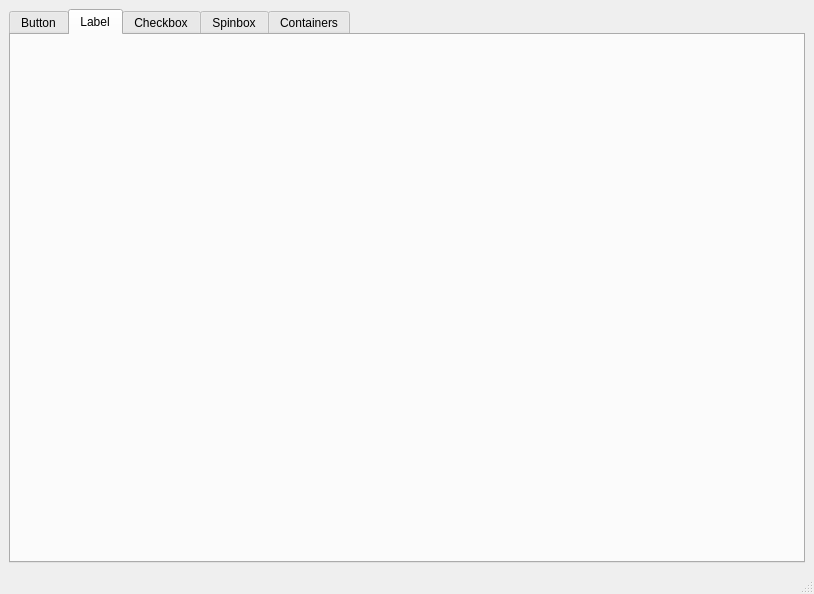
First picture: the form in flexgui/src/flexqss.ui, repository jethornton/flexgui, before the edit.
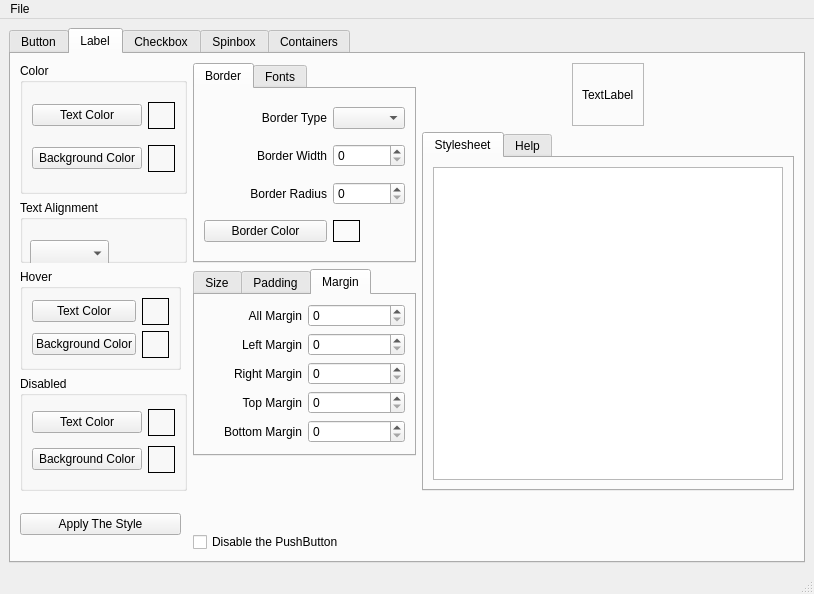
Second picture: the form after the edit. The open tabs and pages were chosen to show the change.

Commit message: start on label qss

Diff of the .ui file:
```diff
--- a/flexgui/src/flexqss.ui
+++ b/flexgui/src/flexqss.ui
@@ -783,7 +783,7 @@
            </attribute>
            <layout class="QGridLayout" name="gridLayout_2">
             <item row="1" column="0">
-             <widget class="QLabel" name="label">
+             <widget class="QLabel" name="label_36">
               <property name="text">
                <string>Border Width</string>
               </property>
@@ -935,6 +935,812 @@
        <attribute name="title">
         <string>Label</string>
        </attribute>
+       <layout class="QGridLayout" name="gridLayout_17">
+        <item row="0" column="0" rowspan="2" colspan="2">
+         <widget class="QGroupBox" name="groupBox_2">
+          <property name="title">
+           <string>Color</string>
+          </property>
+          <layout class="QGridLayout" name="gridLayout_12">
+           <item row="0" column="0">
+            <widget class="QPushButton" name="lb_text_color">
+             <property name="toolTip">
+              <string/>
+             </property>
+             <property name="text">
+              <string>Text Color</string>
+             </property>
+             <property name="checked">
+              <bool>false</bool>
+             </property>
+             <property name="qss" stdset="0">
+              <string>color</string>
+             </property>
+             <property name="label" stdset="0">
+              <string>lb_text_color_lb</string>
+             </property>
+             <property name="var" stdset="0">
+              <string>lb_color</string>
+             </property>
+            </widget>
+           </item>
+           <item row="0" column="1">
+            <widget class="QLabel" name="lb_text_color_lb">
+             <property name="minimumSize">
+              <size>
+               <width>27</width>
+               <height>27</height>
+              </size>
+             </property>
+             <property name="maximumSize">
+              <size>
+               <width>27</width>
+               <height>27</height>
+              </size>
+             </property>
+             <property name="frameShape">
+              <enum>QFrame::Box</enum>
+             </property>
+             <property name="text">
+              <string/>
+             </property>
+             <property name="alignment">
+              <set>Qt::AlignCenter</set>
+             </property>
+            </widget>
+           </item>
+           <item row="1" column="0">
+            <widget class="QPushButton" name="lb_bg_color">
+             <property name="toolTip">
+              <string/>
+             </property>
+             <property name="text">
+              <string>Background Color</string>
+             </property>
+             <property name="qss" stdset="0">
+              <string>background-color</string>
+             </property>
+             <property name="label" stdset="0">
+              <string>lb_bg_color_lb</string>
+             </property>
+             <property name="var" stdset="0">
+              <string>lb_bg_color</string>
+             </property>
+            </widget>
+           </item>
+           <item row="1" column="1">
+            <widget class="QLabel" name="lb_bg_color_lb">
+             <property name="minimumSize">
+              <size>
+               <width>27</width>
+               <height>27</height>
+              </size>
+             </property>
+             <property name="maximumSize">
+              <size>
+               <width>27</width>
+               <height>27</height>
+              </size>
+             </property>
+             <property name="frameShape">
+              <enum>QFrame::Box</enum>
+             </property>
+             <property name="text">
+              <string/>
+             </property>
+             <property name="alignment">
+              <set>Qt::AlignCenter</set>
+             </property>
+            </widget>
+           </item>
+          </layout>
+         </widget>
+        </item>
+        <item row="0" column="2" rowspan="3">
+         <widget class="QTabWidget" name="tabWidget_5">
+          <property name="currentIndex">
+           <number>0</number>
+          </property>
+          <widget class="QWidget" name="tabWidget_2Page1_2">
+           <attribute name="title">
+            <string>Border</string>
+           </attribute>
+           <layout class="QGridLayout" name="gridLayout_11">
+            <item row="1" column="0">
+             <widget class="QLabel" name="label_19">
+              <property name="text">
+               <string>Border Width</string>
+              </property>
+              <property name="alignment">
+               <set>Qt::AlignRight|Qt::AlignTrailing|Qt::AlignVCenter</set>
+              </property>
+             </widget>
+            </item>
+            <item row="0" column="0">
+             <widget class="QLabel" name="label_20">
+              <property name="text">
+               <string>Border Type</string>
+              </property>
+              <property name="alignment">
+               <set>Qt::AlignRight|Qt::AlignTrailing|Qt::AlignVCenter</set>
+              </property>
+             </widget>
+            </item>
+            <item row="1" column="1">
+             <widget class="QSpinBox" name="lb_border_width">
+              <property name="maximum">
+               <number>100</number>
+              </property>
+              <property name="value">
+               <number>0</number>
+              </property>
+             </widget>
+            </item>
+            <item row="3" column="0">
+             <widget class="QPushButton" name="lb_border_color">
+              <property name="text">
+               <string>Border Color</string>
+              </property>
+              <property name="qss" stdset="0">
+               <string>border-color</string>
+              </property>
+              <property name="label" stdset="0">
+               <string>pb_border_color_lb</string>
+              </property>
+              <property name="var" stdset="0">
+               <string>pb_border_color</string>
+              </property>
+             </widget>
+            </item>
+            <item row="2" column="1">
+             <widget class="QSpinBox" name="lb_border_radius">
+              <property name="maximum">
+               <number>100</number>
+              </property>
+              <property name="value">
+               <number>0</number>
+              </property>
+             </widget>
+            </item>
+            <item row="0" column="1">
+             <widget class="QComboBox" name="lb_border_style"/>
+            </item>
+            <item row="2" column="0">
+             <widget class="QLabel" name="label_21">
+              <property name="text">
+               <string>Border Radius</string>
+              </property>
+              <property name="alignment">
+               <set>Qt::AlignRight|Qt::AlignTrailing|Qt::AlignVCenter</set>
+              </property>
+             </widget>
+            </item>
+            <item row="3" column="1">
+             <widget class="QLabel" name="lb_border_color_lb">
+              <property name="maximumSize">
+               <size>
+                <width>27</width>
+                <height>27</height>
+               </size>
+              </property>
+              <property name="frameShape">
+               <enum>QFrame::Box</enum>
+              </property>
+              <property name="text">
+               <string/>
+              </property>
+              <property name="alignment">
+               <set>Qt::AlignCenter</set>
+              </property>
+             </widget>
+            </item>
+           </layout>
+          </widget>
+          <widget class="QWidget" name="tab_11">
+           <attribute name="title">
+            <string>Fonts</string>
+           </attribute>
+           <layout class="QVBoxLayout" name="verticalLayout_8">
+            <item>
+             <widget class="QPushButton" name="pb_font_picker_2">
+              <property name="text">
+               <string>Font Picker</string>
+              </property>
+              <property name="object" stdset="0">
+               <string>pushButton</string>
+              </property>
+             </widget>
+            </item>
+            <item>
+             <widget class="QRadioButton" name="pb_all_fonts_2">
+              <property name="text">
+               <string>All Fonts</string>
+              </property>
+              <property name="checked">
+               <bool>true</bool>
+              </property>
+             </widget>
+            </item>
+            <item>
+             <widget class="QRadioButton" name="pb_scaleable_fonts_2">
+              <property name="text">
+               <string>Scalable Fonts</string>
+              </property>
+             </widget>
+            </item>
+            <item>
+             <widget class="QRadioButton" name="pb_non_scaleable_fonts_2">
+              <property name="text">
+               <string>Non Scalable Fonts</string>
+              </property>
+             </widget>
+            </item>
+            <item>
+             <widget class="QRadioButton" name="pb_monospaced_fonts_2">
+              <property name="text">
+               <string>Monospaced Fonts</string>
+              </property>
+             </widget>
+            </item>
+            <item>
+             <widget class="QRadioButton" name="pb_proportional_fonts_2">
+              <property name="text">
+               <string>Proportional Fonts</string>
+              </property>
+             </widget>
+            </item>
+           </layout>
+          </widget>
+         </widget>
+        </item>
+        <item row="0" column="3" alignment="Qt::AlignHCenter">
+         <widget class="QFrame" name="frame_2">
+          <property name="frameShape">
+           <enum>QFrame::StyledPanel</enum>
+          </property>
+          <property name="frameShadow">
+           <enum>QFrame::Raised</enum>
+          </property>
+          <layout class="QVBoxLayout" name="verticalLayout_7">
+           <item>
+            <widget class="QLabel" name="label">
+             <property name="text">
+              <string>TextLabel</string>
+             </property>
+            </widget>
+           </item>
+          </layout>
+         </widget>
+        </item>
+        <item row="2" column="0" colspan="2">
+         <widget class="QGroupBox" name="groupBox_3">
+          <property name="title">
+           <string>Text Alignment</string>
+          </property>
+          <widget class="QComboBox" name="lb_text_alignment">
+           <property name="geometry">
+            <rect>
+             <x>10</x>
+             <y>40</y>
+             <width>79</width>
+             <height>27</height>
+            </rect>
+           </property>
+          </widget>
+         </widget>
+        </item>
+        <item row="3" column="2" rowspan="2">
+         <widget class="QTabWidget" name="tabWidget_6">
+          <property name="currentIndex">
+           <number>2</number>
+          </property>
+          <widget class="QWidget" name="tabWidget_3Page1_2">
+           <attribute name="title">
+            <string>Size</string>
+           </attribute>
+           <layout class="QGridLayout" name="gridLayout_13">
+            <item row="0" column="1">
+             <widget class="QSpinBox" name="lb_min_width">
+              <property name="maximum">
+               <number>500</number>
+              </property>
+             </widget>
+            </item>
+            <item row="2" column="0">
+             <widget class="QLabel" name="label_22">
+              <property name="text">
+               <string>Maximum Width</string>
+              </property>
+              <property name="alignment">
+               <set>Qt::AlignRight|Qt::AlignTrailing|Qt::AlignVCenter</set>
+              </property>
+             </widget>
+            </item>
+            <item row="3" column="0">
+             <widget class="QLabel" name="label_23">
+              <property name="text">
+               <string>Maximum Height</string>
+              </property>
+              <property name="alignment">
+               <set>Qt::AlignRight|Qt::AlignTrailing|Qt::AlignVCenter</set>
+              </property>
+             </widget>
+            </item>
+            <item row="0" column="0">
+             <widget class="QLabel" name="label_24">
+              <property name="text">
+               <string>Minimum Width</string>
+              </property>
+              <property name="alignment">
+               <set>Qt::AlignRight|Qt::AlignTrailing|Qt::AlignVCenter</set>
+              </property>
+             </widget>
+            </item>
+            <item row="1" column="0">
+             <widget class="QLabel" name="label_25">
+              <property name="text">
+               <string>Minimum Height</string>
+              </property>
+              <property name="alignment">
+               <set>Qt::AlignRight|Qt::AlignTrailing|Qt::AlignVCenter</set>
+              </property>
+             </widget>
+            </item>
+            <item row="1" column="1">
+             <widget class="QSpinBox" name="lb_min_height">
+              <property name="maximum">
+               <number>500</number>
+              </property>
+             </widget>
+            </item>
+            <item row="3" column="1">
+             <widget class="QSpinBox" name="lb_max_height">
+              <property name="maximum">
+               <number>500</number>
+              </property>
+             </widget>
+            </item>
+            <item row="2" column="1">
+             <widget class="QSpinBox" name="lb_max_width">
+              <property name="maximum">
+               <number>500</number>
+              </property>
+             </widget>
+            </item>
+           </layout>
+          </widget>
+          <widget class="QWidget" name="tab_12">
+           <attribute name="title">
+            <string>Padding</string>
+           </attribute>
+           <layout class="QGridLayout" name="gridLayout_14">
+            <item row="0" column="0">
+             <widget class="QLabel" name="label_26">
+              <property name="text">
+               <string>All Padding</string>
+              </property>
+              <property name="alignment">
+               <set>Qt::AlignRight|Qt::AlignTrailing|Qt::AlignVCenter</set>
+              </property>
+             </widget>
+            </item>
+            <item row="0" column="1">
+             <widget class="QSpinBox" name="lb_padding">
+              <property name="maximum">
+               <number>500</number>
+              </property>
+             </widget>
+            </item>
+            <item row="1" column="0">
+             <widget class="QLabel" name="label_27">
+              <property name="text">
+               <string>Left Padding</string>
+              </property>
+              <property name="alignment">
+               <set>Qt::AlignRight|Qt::AlignTrailing|Qt::AlignVCenter</set>
+              </property>
+             </widget>
+            </item>
+            <item row="1" column="1">
+             <widget class="QSpinBox" name="lb_padding_left">
+              <property name="maximum">
+               <number>500</number>
+              </property>
+             </widget>
+            </item>
+            <item row="2" column="0">
+             <widget class="QLabel" name="label_28">
+              <property name="text">
+               <string>Right Padding</string>
+              </property>
+              <property name="alignment">
+               <set>Qt::AlignRight|Qt::AlignTrailing|Qt::AlignVCenter</set>
+              </property>
+             </widget>
+            </item>
+            <item row="2" column="1">
+             <widget class="QSpinBox" name="lb_padding_right">
+              <property name="maximum">
+               <number>500</number>
+              </property>
+             </widget>
+            </item>
+            <item row="3" column="0">
+             <widget class="QLabel" name="label_29">
+              <property name="text">
+               <string>Top Padding</string>
+              </property>
+              <property name="alignment">
+               <set>Qt::AlignRight|Qt::AlignTrailing|Qt::AlignVCenter</set>
+              </property>
+             </widget>
+            </item>
+            <item row="3" column="1">
+             <widget class="QSpinBox" name="lb_padding_top">
+              <property name="maximum">
+               <number>500</number>
+              </property>
+             </widget>
+            </item>
+            <item row="4" column="0">
+             <widget class="QLabel" name="label_30">
+              <property name="text">
+               <string>Bottom Padding</string>
+              </property>
+              <property name="alignment">
+               <set>Qt::AlignRight|Qt::AlignTrailing|Qt::AlignVCenter</set>
+              </property>
+             </widget>
+            </item>
+            <item row="4" column="1">
+             <widget class="QSpinBox" name="lb_padding_bottom">
+              <property name="maximum">
+               <number>500</number>
+              </property>
+             </widget>
+            </item>
+           </layout>
+          </widget>
+          <widget class="QWidget" name="tab_13">
+           <attribute name="title">
+            <string>Margin</string>
+           </attribute>
+           <layout class="QGridLayout" name="gridLayout_15">
+            <item row="0" column="0">
+             <widget class="QLabel" name="label_31">
+              <property name="text">
+               <string>All Margin</string>
+              </property>
+              <property name="alignment">
+               <set>Qt::AlignRight|Qt::AlignTrailing|Qt::AlignVCenter</set>
+              </property>
+             </widget>
+            </item>
+            <item row="0" column="1">
+             <widget class="QSpinBox" name="lb_margin">
+              <property name="maximum">
+               <number>500</number>
+              </property>
+             </widget>
+            </item>
+            <item row="1" column="0">
+             <widget class="QLabel" name="label_32">
+              <property name="text">
+               <string>Left Margin</string>
+              </property>
+              <property name="alignment">
+               <set>Qt::AlignRight|Qt::AlignTrailing|Qt::AlignVCenter</set>
+              </property>
+             </widget>
+            </item>
+            <item row="1" column="1">
+             <widget class="QSpinBox" name="lb_margin_left">
+              <property name="maximum">
+               <number>500</number>
+              </property>
+             </widget>
+            </item>
+            <item row="2" column="0">
+             <widget class="QLabel" name="label_33">
+              <property name="text">
+               <string>Right Margin</string>
+              </property>
+              <property name="alignment">
+               <set>Qt::AlignRight|Qt::AlignTrailing|Qt::AlignVCenter</set>
+              </property>
+             </widget>
+            </item>
+            <item row="2" column="1">
+             <widget class="QSpinBox" name="lb_margin_right">
+              <property name="maximum">
+               <number>500</number>
+              </property>
+             </widget>
+            </item>
+            <item row="3" column="0">
+             <widget class="QLabel" name="label_34">
+              <property name="text">
+               <string>Top Margin</string>
+              </property>
+              <property name="alignment">
+               <set>Qt::AlignRight|Qt::AlignTrailing|Qt::AlignVCenter</set>
+              </property>
+             </widget>
+            </item>
+            <item row="3" column="1">
+             <widget class="QSpinBox" name="lb_margin_top">
+              <property name="maximum">
+               <number>500</number>
+              </property>
+             </widget>
+            </item>
+            <item row="4" column="0">
+             <widget class="QLabel" name="label_35">
+              <property name="text">
+               <string>Bottom Margin</string>
+              </property>
+              <property name="alignment">
+               <set>Qt::AlignRight|Qt::AlignTrailing|Qt::AlignVCenter</set>
+              </property>
+             </widget>
+            </item>
+            <item row="4" column="1">
+             <widget class="QSpinBox" name="lb_margin_bottom">
+              <property name="maximum">
+               <number>500</number>
+              </property>
+             </widget>
+            </item>
+           </layout>
+          </widget>
+         </widget>
+        </item>
+        <item row="4" column="0" rowspan="2" colspan="2">
+         <widget class="QGroupBox" name="groupBox_8">
+          <property name="title">
+           <string>Disabled</string>
+          </property>
+          <layout class="QGridLayout" name="gridLayout_10">
+           <item row="1" column="0">
+            <widget class="QPushButton" name="lb_bg_color_disabled">
+             <property name="text">
+              <string>Background Color</string>
+             </property>
+             <property name="qss" stdset="0">
+              <string>background-color</string>
+             </property>
+             <property name="label" stdset="0">
+              <string>pb_bg_color_disabled_lb</string>
+             </property>
+             <property name="var" stdset="0">
+              <string>pb_bg_color_disabled</string>
+             </property>
+            </widget>
+           </item>
+           <item row="0" column="0">
+            <widget class="QPushButton" name="lb_text_color_disabled">
+             <property name="text">
+              <string>Text Color</string>
+             </property>
+             <property name="checked">
+              <bool>false</bool>
+             </property>
+             <property name="qss" stdset="0">
+              <string>color</string>
+             </property>
+             <property name="label" stdset="0">
+              <string>pb_text_color_disabled_lb</string>
+             </property>
+             <property name="var" stdset="0">
+              <string>pb_color_disabled</string>
+             </property>
+            </widget>
+           </item>
+           <item row="0" column="1">
+            <widget class="QLabel" name="lb_text_color_disabled_lb">
+             <property name="minimumSize">
+              <size>
+               <width>27</width>
+               <height>27</height>
+              </size>
+             </property>
+             <property name="maximumSize">
+              <size>
+               <width>27</width>
+               <height>27</height>
+              </size>
+             </property>
+             <property name="frameShape">
+              <enum>QFrame::Box</enum>
+             </property>
+             <property name="text">
+              <string/>
+             </property>
+             <property name="alignment">
+              <set>Qt::AlignCenter</set>
+             </property>
+            </widget>
+           </item>
+           <item row="1" column="1">
+            <widget class="QLabel" name="lb_bg_color_disabled_lb">
+             <property name="minimumSize">
+              <size>
+               <width>27</width>
+               <height>27</height>
+              </size>
+             </property>
+             <property name="maximumSize">
+              <size>
+               <width>27</width>
+               <height>27</height>
+              </size>
+             </property>
+             <property name="frameShape">
+              <enum>QFrame::Box</enum>
+             </property>
+             <property name="text">
+              <string/>
+             </property>
+             <property name="alignment">
+              <set>Qt::AlignCenter</set>
+             </property>
+            </widget>
+           </item>
+          </layout>
+         </widget>
+        </item>
+        <item row="6" column="0" rowspan="2">
+         <widget class="QPushButton" name="lb_apply_style">
+          <property name="text">
+           <string>Apply The Style</string>
+          </property>
+         </widget>
+        </item>
+        <item row="7" column="2">
+         <widget class="QCheckBox" name="lb_disable">
+          <property name="text">
+           <string>Disable the PushButton</string>
+          </property>
+         </widget>
+        </item>
+        <item row="3" column="0">
+         <widget class="QGroupBox" name="groupBox_9">
+          <property name="title">
+           <string>Hover</string>
+          </property>
+          <layout class="QGridLayout" name="gridLayout_16">
+           <item row="0" column="0">
+            <widget class="QPushButton" name="lb_text_color_hover">
+             <property name="text">
+              <string>Text Color</string>
+             </property>
+             <property name="checked">
+              <bool>false</bool>
+             </property>
+             <property name="qss" stdset="0">
+              <string>color</string>
+             </property>
+             <property name="label" stdset="0">
+              <string>pb_text_color_hover_lb</string>
+             </property>
+             <property name="var" stdset="0">
+              <string>pb_color_hover</string>
+             </property>
+            </widget>
+           </item>
+           <item row="0" column="2">
+            <widget class="QLabel" name="pb_text_color_hover_lb_2">
+             <property name="minimumSize">
+              <size>
+               <width>27</width>
+               <height>27</height>
+              </size>
+             </property>
+             <property name="maximumSize">
+              <size>
+               <width>27</width>
+               <height>27</height>
+              </size>
+             </property>
+             <property name="frameShape">
+              <enum>QFrame::Box</enum>
+             </property>
+             <property name="text">
+              <string/>
+             </property>
+             <property name="alignment">
+              <set>Qt::AlignCenter</set>
+             </property>
+            </widget>
+           </item>
+           <item row="1" column="0">
+            <widget class="QPushButton" name="lb_bg_color_hover">
+             <property name="text">
+              <string>Background Color</string>
+             </property>
+             <property name="qss" stdset="0">
+              <string>background-color</string>
+             </property>
+             <property name="label" stdset="0">
+              <string>pb_bg_color_hover_lb</string>
+             </property>
+             <property name="var" stdset="0">
+              <string>pb_bg_color_hover</string>
+             </property>
+            </widget>
+           </item>
+           <item row="1" column="2">
+            <widget class="QLabel" name="pb_bg_color_hover_lb_2">
+             <property name="minimumSize">
+              <size>
+               <width>27</width>
+               <height>27</height>
+              </size>
+             </property>
+             <property name="maximumSize">
+              <size>
+               <width>27</width>
+               <height>27</height>
+              </size>
+             </property>
+             <property name="frameShape">
+              <enum>QFrame::Box</enum>
+             </property>
+             <property name="text">
+              <string/>
+             </property>
+             <property name="alignment">
+              <set>Qt::AlignCenter</set>
+             </property>
+            </widget>
+           </item>
+          </layout>
+         </widget>
+        </item>
+        <item row="1" column="3" rowspan="5">
+         <widget class="QTabWidget" name="tabWidget_7">
+          <property name="currentIndex">
+           <number>0</number>
+          </property>
+          <widget class="QWidget" name="tabWidget_4Page1_2">
+           <attribute name="title">
+            <string>Stylesheet</string>
+           </attribute>
+           <layout class="QVBoxLayout" name="verticalLayout_9">
+            <item>
+             <widget class="QPlainTextEdit" name="lb_stylesheet">
+              <property name="minimumSize">
+               <size>
+                <width>350</width>
+                <height>0</height>
+               </size>
+              </property>
+              <property name="tabStopDistance">
+               <double>20.000000000000000</double>
+              </property>
+             </widget>
+            </item>
+           </layout>
+          </widget>
+          <widget class="QWidget" name="tab_15">
+           <attribute name="title">
+            <string>Help</string>
+           </attribute>
+           <layout class="QVBoxLayout" name="verticalLayout_11">
+            <item>
+             <widget class="QPlainTextEdit" name="plainTextEdit_2">
+              <property name="plainText">
+               <string>To delete a color open the color dialog and Cancel
+
+Border needs both width and color to show up</string>
+              </property>
+             </widget>
+            </item>
+           </layout>
+          </widget>
+         </widget>
+        </item>
+       </layout>
       </widget>
       <widget class="QWidget" name="tab_7">
        <attribute name="title">
@@ -964,6 +1770,13 @@
      <height>24</height>
     </rect>
    </property>
+   <widget class="QMenu" name="menuFile">
+    <property name="title">
+     <string>File</string>
+    </property>
+    <addaction name="actionSave_As"/>
+   </widget>
+   <addaction name="menuFile"/>
   </widget>
   <widget class="QStatusBar" name="statusbar"/>
  </widget>
```
Left out of the diff: 11 changed lines with no effect on the pictures. The commit also changes 1 other file.
